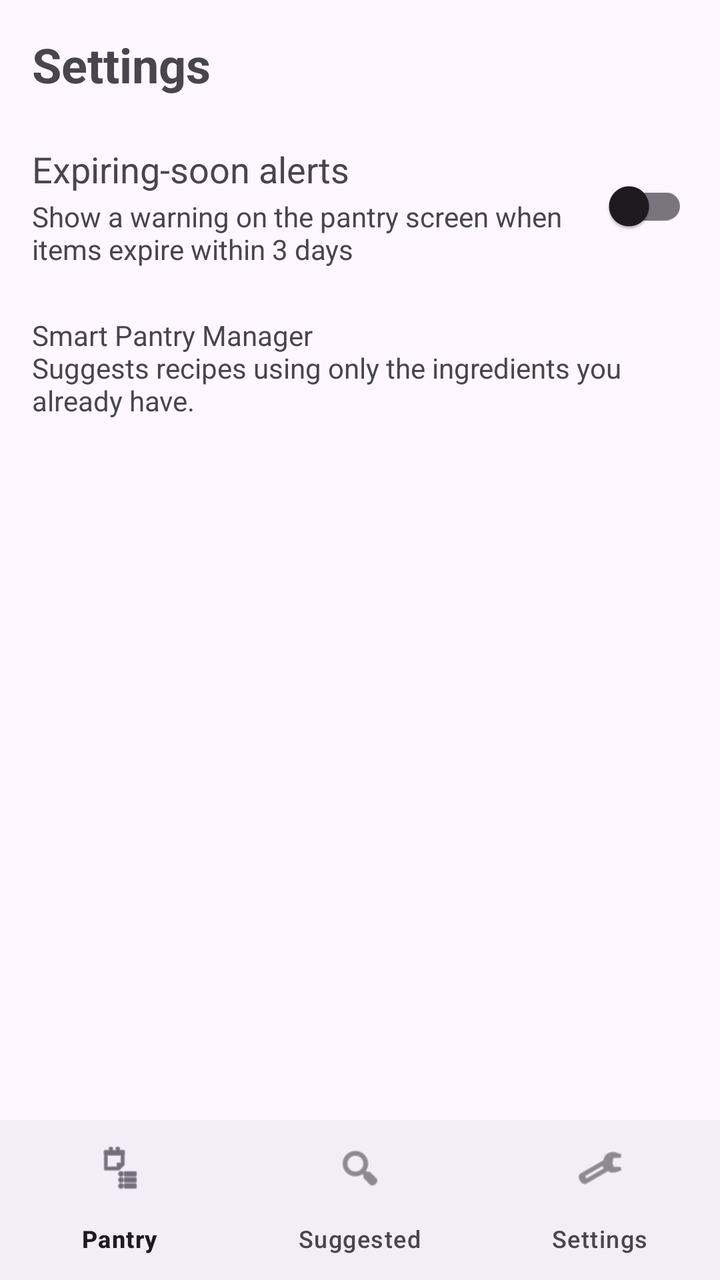
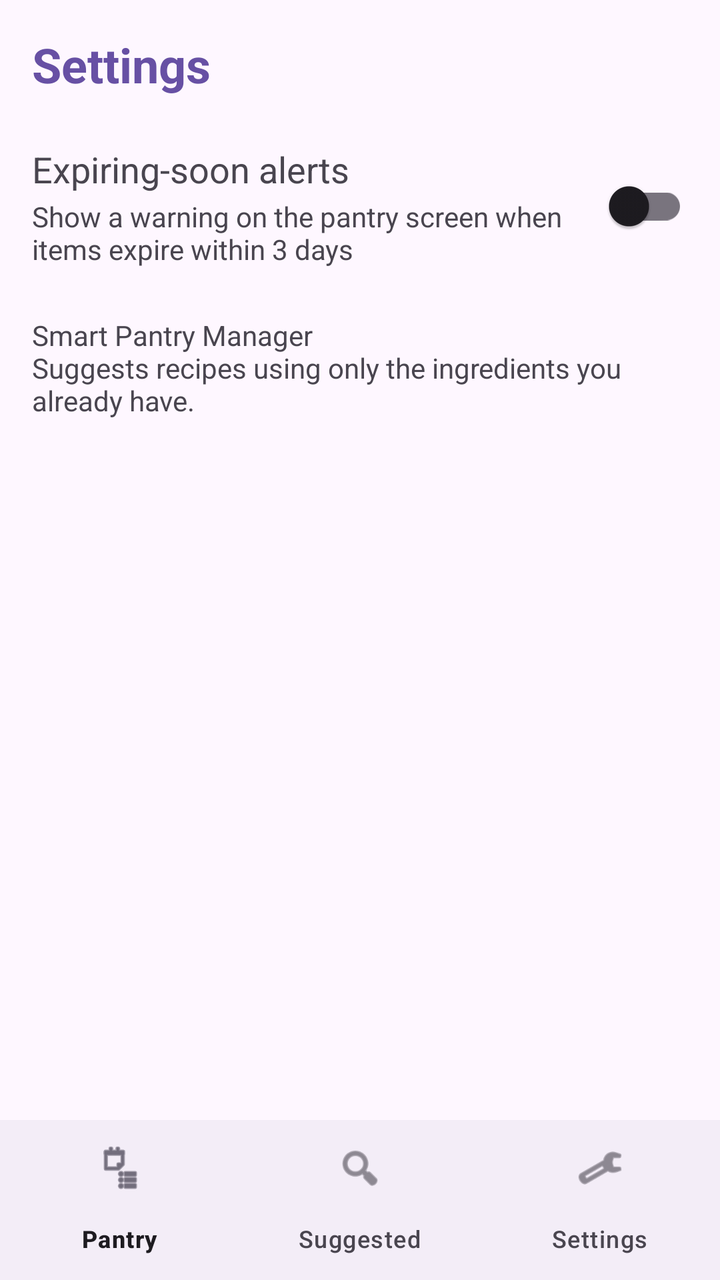

The first picture is an Android layout as it rendered before a commit; the second is the same layout after the commit. The layout source and the unified diff follow.
<!-- AndroidManifest.xml: application theme Theme.SmartPantryManager -->
<!-- res/layout/activity_settings.xml -->
<?xml version="1.0" encoding="utf-8"?>
<androidx.constraintlayout.widget.ConstraintLayout xmlns:android="http://schemas.android.com/apk/res/android"
    xmlns:app="http://schemas.android.com/apk/res-auto"
    android:layout_width="match_parent"
    android:layout_height="match_parent"
    android:fitsSystemWindows="true">

    <TextView
        android:id="@+id/tvTitle"
        android:layout_width="0dp"
        android:layout_height="wrap_content"
        android:padding="16dp"
        android:text="Settings"
        android:textSize="24sp"
        android:textStyle="bold"
        app:layout_constraintEnd_toEndOf="parent"
        app:layout_constraintStart_toStartOf="parent"
        app:layout_constraintTop_toTopOf="parent" />

    <LinearLayout
        android:id="@+id/rowAlerts"
        android:layout_width="0dp"
        android:layout_height="wrap_content"
        android:gravity="center_vertical"
        android:orientation="horizontal"
        android:paddingStart="16dp"
        android:paddingTop="8dp"
        android:paddingEnd="16dp"
        android:paddingBottom="8dp"
        app:layout_constraintEnd_toEndOf="parent"
        app:layout_constraintStart_toStartOf="parent"
        app:layout_constraintTop_toBottomOf="@id/tvTitle">

        <LinearLayout
            android:layout_width="0dp"
            android:layout_height="wrap_content"
            android:layout_weight="1"
            android:orientation="vertical">

            <TextView
                android:layout_width="wrap_content"
                android:layout_height="wrap_content"
                android:text="Expiring-soon alerts"
                android:textSize="18sp" />

            <TextView
                android:layout_width="wrap_content"
                android:layout_height="wrap_content"
                android:layout_marginTop="2dp"
                android:text="Show a warning on the pantry screen when items expire within 3 days"
                android:textSize="14sp" />
        </LinearLayout>

        <androidx.appcompat.widget.SwitchCompat
            android:id="@+id/switchAlerts"
            android:layout_width="wrap_content"
            android:layout_height="wrap_content"
            android:layout_marginStart="12dp" />
    </LinearLayout>

    <TextView
        android:id="@+id/tvAbout"
        android:layout_width="0dp"
        android:layout_height="wrap_content"
        android:padding="16dp"
        android:text="Smart Pantry Manager\nSuggests recipes using only the ingredients you already have."
        android:textSize="14sp"
        app:layout_constraintEnd_toEndOf="parent"
        app:layout_constraintStart_toStartOf="parent"
        app:layout_constraintTop_toBottomOf="@id/rowAlerts" />

    <com.google.android.material.bottomnavigation.BottomNavigationView
        android:id="@+id/bottomNav"
        android:layout_width="0dp"
        android:layout_height="wrap_content"
        app:layout_constraintBottom_toBottomOf="parent"
        app:layout_constraintEnd_toEndOf="parent"
        app:layout_constraintStart_toStartOf="parent"
        app:menu="@menu/bottom_nav_menu" />

</androidx.constraintlayout.widget.ConstraintLayout>
<!-- resources referenced by this layout -->
<resources>
  <style name="Theme.SmartPantryManager" parent="Base.Theme.SmartPantryManager" />
  <style name="Base.Theme.SmartPantryManager" parent="Theme.Material3.DayNight.NoActionBar">
          
          
      </style>
</resources>

<!-- the commit's change to res/layout/activity_settings.xml (unified diff, before → after) -->
@@ -11,6 +11,7 @@
         android:layout_height="wrap_content"
         android:padding="16dp"
         android:text="Settings"
+        android:textColor="?attr/colorPrimary"
         android:textSize="24sp"
         android:textStyle="bold"
         app:layout_constraintEnd_toEndOf="parent"
